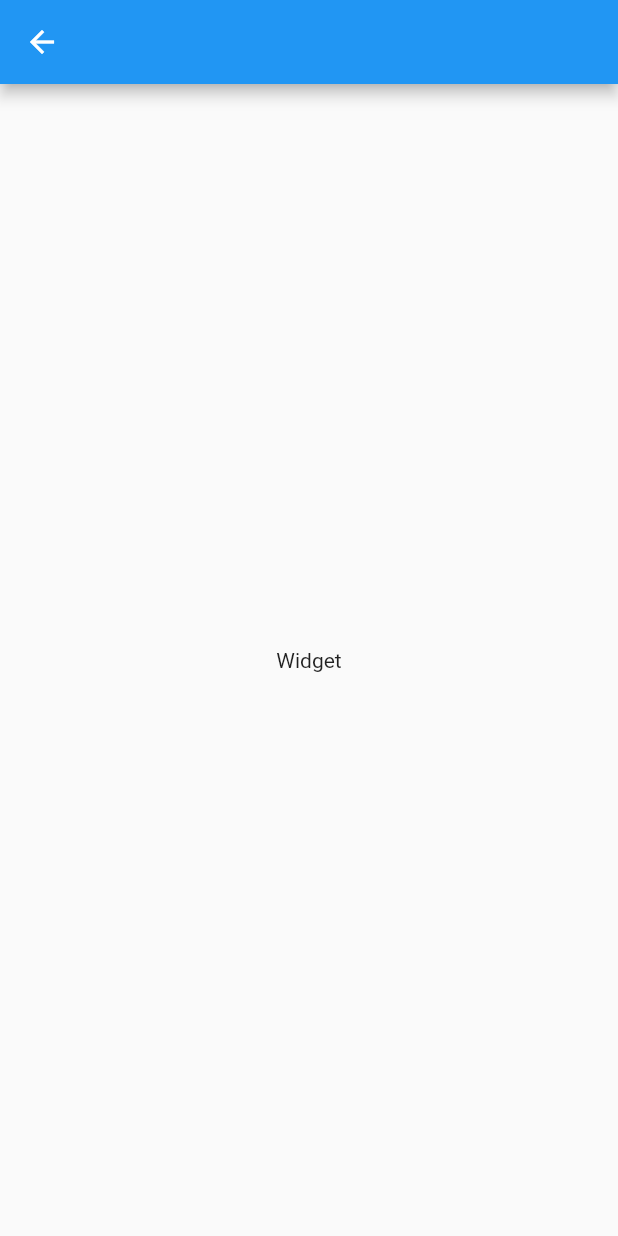
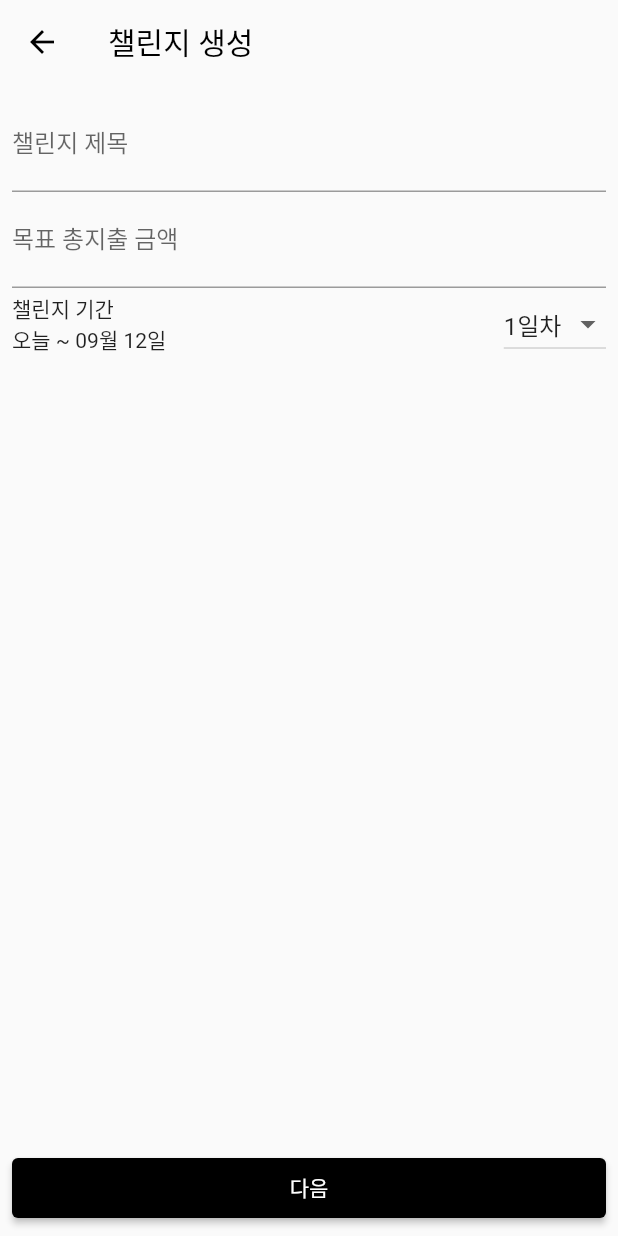
Before and after one commit to unithon-9th-10th/mobile-app, a Flutter app: the CreateChallengePage screen opened by its route, on a phone screen of 412 x 824 dp. Run offline on Flutter 3.47's test engine with Material 2 defaults, Android fonts, the phone set to English and light mode, and no system bars; our stand-ins replace flutter_svg, modal_bottom_sheet.

Commit message:
feat: create challenge page 레이아웃 추가 (#3)

```diff
--- a/lib/create_challenge_page.dart
+++ b/lib/create_challenge_page.dart
@@ -1,15 +1,111 @@
+import 'package:app/widgets/beggar_app_bar.dart';
 import 'package:flutter/material.dart';
+import 'package:intl/intl.dart';
 
-class CreateChallengePage extends StatelessWidget {
+class CreateChallengePage extends StatefulWidget {
   const CreateChallengePage({super.key});
+
+  @override
+  State<StatefulWidget> createState() {
+    return _CreateChallengePageState();
+  }
+}
+
+class _CreateChallengePageState extends State<CreateChallengePage> {
+  static const challengeDays = [1, 3, 7];
+  int dropdownValue = challengeDays.first;
+
+  @override
+  void initState() {
+    super.initState();
+    dropdownValue = challengeDays.first;
+  }
 
   @override
   Widget build(BuildContext context) {
     return Scaffold(
-      appBar: AppBar(),
-      body: Center(
-        child: Text(toString()),
+      appBar: BeggarAppBar(
+        title: const Text('챌린지 생성'),
+      ),
+      body: Padding(
+        padding: const EdgeInsets.all(8.0),
+        child: Column(
+          crossAxisAlignment: CrossAxisAlignment.start,
+          children: [
+            /// 제목
+            TextFormField(
+              decoration: const InputDecoration(
+                labelText: '챌린지 제목',
+                hintText: '돈모아서 여행가자',
+              ),
+            ),
+
+            /// 지출금액
+            TextFormField(
+              decoration: const InputDecoration(
+                labelText: '목표 총지출 금액',
+                hintText: '기간 동안 총 사용할 수 있는 금액을 입력해주세요.',
+              ),
+            ),
+
+            /// 기간
+            Row(
+              children: [
+                Column(
+                  crossAxisAlignment: CrossAxisAlignment.start,
+                  children: [
+                    const Text('챌린지 기간'),
+                    Text(_resolveDateText(dropdownValue)),
+                  ],
+                ),
+                const Spacer(),
+                DropdownButton(
+                  value: dropdownValue,
+                  items: const [
+                    DropdownMenuItem(
+                      value: 1,
+                      child: Text('1일차'),
+                    ),
+                    DropdownMenuItem(
+                      value: 3,
+                      child: Text('3일차'),
+                    ),
+                    DropdownMenuItem(
+                      value: 7,
+                      child: Text('일주일'),
+                    ),
+                  ],
+                  onChanged: (value) {
+                    if (value != null) {
+                      setState(() {
+                        dropdownValue = value;
+                      });
+                    }
+                  },
+                ),
+              ],
+            ),
+            const Spacer(),
+            ElevatedButton(
+              onPressed: () {
+                Navigator.of(context).pushNamed('/create-user');
+              },
+              style: ElevatedButton.styleFrom(
+                minimumSize: const Size.fromHeight(40),
+                backgroundColor: Colors.black,
+              ),
+              child: const Text('다음'),
+            ),
+          ],
+        ),
       ),
     );
   }
+
+  String _resolveDateText(int challengeDays) {
+    final from = DateTime.now();
+    final dateFormat = DateFormat('MM월 dd일');
+    final to = from.add(Duration(days: challengeDays - 1));
+    return '오늘 ~ ${dateFormat.format(to)}';
+  }
 }
--- /dev/null
+++ b/lib/widgets/beggar_app_bar.dart
@@ -0,0 +1,11 @@
+import 'package:flutter/material.dart';
+
+class BeggarAppBar extends AppBar {
+  BeggarAppBar({
+    super.key,
+    super.title,
+    super.elevation = 0.0,
+    super.backgroundColor = Colors.transparent,
+    super.foregroundColor = Colors.black,
+  });
+}
--- a/pubspec.yaml
+++ b/pubspec.yaml
@@ -38,6 +38,7 @@ dependencies:
   cupertino_icons: ^1.0.2
   flutter_svg: ^1.1.5
   modal_bottom_sheet: ^2.1.2
+  intl: ^0.17.0
 
 dev_dependencies:
   flutter_test:
```
Also changed, not shown: pubspec.lock.
